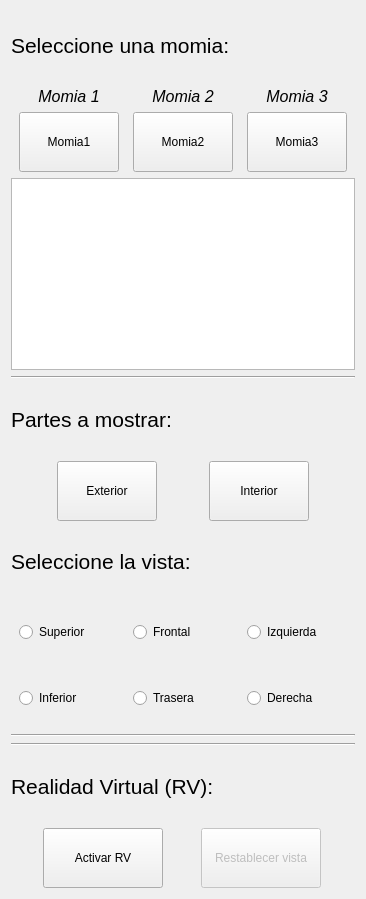
Qt form MummyInterface/Resources/UI/MummyInterface.ui (mt4sd/MummyMuseum) before a commit.
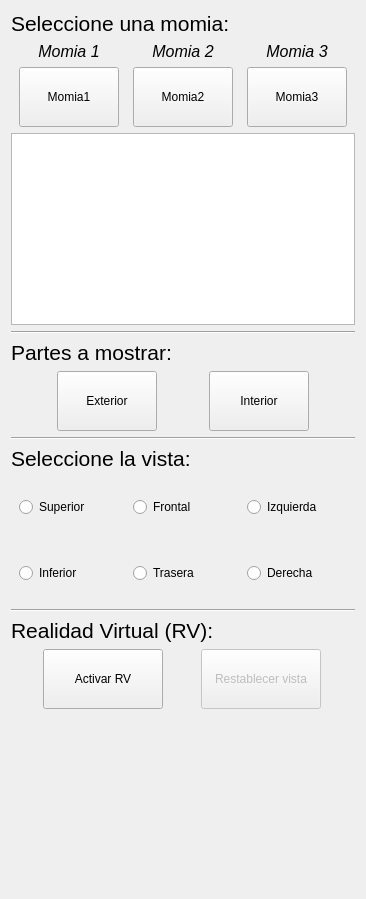
The same form after that commit.

```diff
--- a/MummyInterface/Resources/UI/MummyInterface.ui
+++ b/MummyInterface/Resources/UI/MummyInterface.ui
@@ -211,6 +211,22 @@
      </item>
     </layout>
    </item>
+   <item>
+    <widget class="Line" name="mummyPartsSpacerLine">
+     <property name="windowModality">
+      <enum>Qt::ApplicationModal</enum>
+     </property>
+     <property name="sizePolicy">
+      <sizepolicy hsizetype="Minimum" vsizetype="Fixed">
+       <horstretch>100</horstretch>
+       <verstretch>0</verstretch>
+      </sizepolicy>
+     </property>
+     <property name="orientation">
+      <enum>Qt::Horizontal</enum>
+     </property>
+    </widget>
+   </item>
    <item>
     <widget class="QLabel" name="viewTittle">
      <property name="text">
@@ -336,22 +352,6 @@
      </item>
     </layout>
    </item>
-   <item>
-    <widget class="Line" name="mummyPartsSpacerLine">
-     <property name="windowModality">
-      <enum>Qt::ApplicationModal</enum>
-     </property>
-     <property name="sizePolicy">
-      <sizepolicy hsizetype="Minimum" vsizetype="Fixed">
-       <horstretch>100</horstretch>
-       <verstretch>0</verstretch>
-      </sizepolicy>
-     </property>
-     <property name="orientation">
-      <enum>Qt::Horizontal</enum>
-     </property>
-    </widget>
-   </item>
    <item>
     <widget class="Line" name="vrSpacerLine">
      <property name="orientation">
@@ -411,6 +411,19 @@
      </item>
     </layout>
    </item>
+   <item>
+    <spacer name="verticalSpacer">
+     <property name="orientation">
+      <enum>Qt::Vertical</enum>
+     </property>
+     <property name="sizeHint" stdset="0">
+      <size>
+       <width>20</width>
+       <height>40</height>
+      </size>
+     </property>
+    </spacer>
+   </item>
   </layout>
  </widget>
  <resources/>
```
